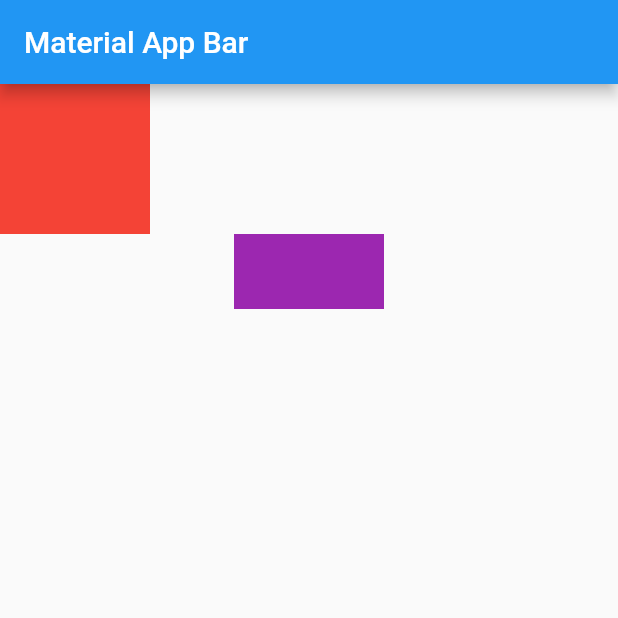
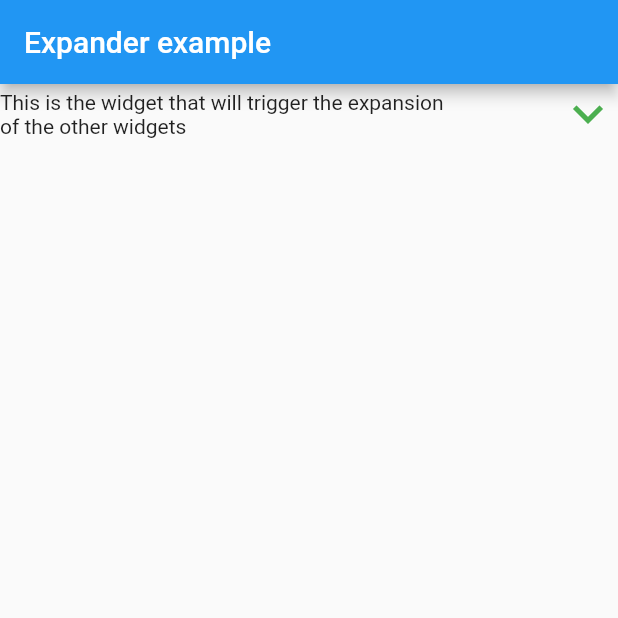
Before and after one commit to luiscarch11/flutter_expandable, a Flutter app: the screen it shows after launch, on a phone screen of 412 x 824 dp, the top half of it. Run offline on Flutter 3.47's test engine with Material 2 defaults, Android fonts, the phone set to English and light mode, and no system bars.

Commit message:
Improved example

```diff
--- a/example/lib/main.dart
+++ b/example/lib/main.dart
@@ -25,36 +25,34 @@ class _MyAppState extends State<MyApp> with SingleTickerProviderStateMixin {
   @override
   Widget build(BuildContext context) {
     return MaterialApp(
-      title: 'Material App',
       home: Scaffold(
         appBar: AppBar(
-          title: Text('Material App Bar'),
+          title: Text('Expander example'),
         ),
         body: Column(
           children: [
             ExpanderWidget(
               rotateArrow: true,
-              showRotatingArrow: false,
               rotatingArrowSize: 40,
               arrowRotationDuration: const Duration(milliseconds: 300),
               triggerWidgets: [
                 Container(
-                  width: 100,
-                  height: 100,
-                  color: Colors.red,
+                  width: 300,
+                  child: Text(
+                    'This is the widget that will trigger the expansion of the other widgets',
+                    maxLines: 2,
+                  ),
                 )
               ],
               controller: controller,
             ),
+            SizedBox(
+              height: 30,
+            ),
             ExpandableWidget(
               height: 20,
               controller: controller,
-              child: Text('asdasdasdsa'),
-            ),
-            Container(
-              width: 100,
-              height: 50,
-              color: Colors.purple,
+              child: Text('This should only expand vertically'),
             ),
             ExpandableWidget(
               height: 30,
@@ -62,7 +60,7 @@ class _MyAppState extends State<MyApp> with SingleTickerProviderStateMixin {
               animateHeight: true,
               width: 200,
               controller: controller,
-              child: Text('asdasdasdasd'),
+              child: Text('This should expand vertical and horizontally'),
             ),
           ],
         ),
--- a/pubspec.yaml
+++ b/pubspec.yaml
@@ -1,8 +1,7 @@
 name: flutter_expandable
 description: A new Flutter package project.
 version: 0.0.1
-author:
-homepage:
+homepage: https://github.com/luiscarch11/flutter_expandable
 
 environment:
   sdk: ">=2.7.0 <3.0.0"
```
Also changed, not shown: 1 other file.
